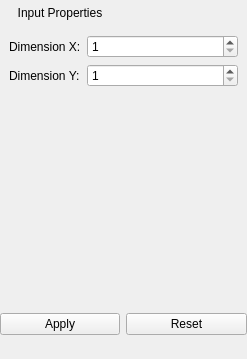
Qt form Application/qInputPropertiesWidget.ui (Sprunth/RGG) before a commit.
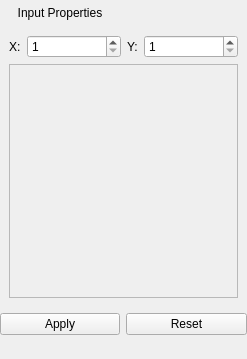
The same form after that commit. The open tabs and pages were chosen to show the change.

The edit to the form file:
```diff
--- a/Application/qInputPropertiesWidget.ui
+++ b/Application/qInputPropertiesWidget.ui
@@ -461,45 +461,61 @@
       <layout class="QGridLayout" name="gridLayout_12">
        <item row="0" column="0">
         <widget class="QLabel" name="label_8">
-         <property name="text">
-          <string>Dimension X:</string>
+         <property name="sizePolicy">
+          <sizepolicy hsizetype="Fixed" vsizetype="Preferred">
+           <horstretch>0</horstretch>
+           <verstretch>0</verstretch>
+          </sizepolicy>
          </property>
-        </widget>
-       </item>
-       <item row="1" column="0">
-        <widget class="QLabel" name="label_11">
          <property name="text">
-          <string>Dimension Y:</string>
+          <string>X:</string>
          </property>
         </widget>
        </item>
-       <item row="2" column="1">
-        <spacer name="verticalSpacer_7">
-         <property name="orientation">
-          <enum>Qt::Vertical</enum>
-         </property>
-         <property name="sizeHint" stdset="0">
-          <size>
-           <width>20</width>
-           <height>193</height>
-          </size>
-         </property>
-        </spacer>
-       </item>
-       <item row="0" column="1" colspan="2">
+       <item row="0" column="1">
         <widget class="QSpinBox" name="latticeX">
          <property name="minimum">
           <number>1</number>
          </property>
         </widget>
        </item>
-       <item row="1" column="1" colspan="2">
+       <item row="0" column="2">
+        <widget class="QLabel" name="label_11">
+         <property name="sizePolicy">
+          <sizepolicy hsizetype="Fixed" vsizetype="Preferred">
+           <horstretch>0</horstretch>
+           <verstretch>0</verstretch>
+          </sizepolicy>
+         </property>
+         <property name="text">
+          <string>Y:</string>
+         </property>
+        </widget>
+       </item>
+       <item row="0" column="3">
         <widget class="QSpinBox" name="latticeY">
          <property name="minimum">
           <number>1</number>
          </property>
         </widget>
        </item>
+       <item row="1" column="0" colspan="4">
+        <widget class="QFrame" name="frameLattice">
+         <property name="sizePolicy">
+          <sizepolicy hsizetype="Expanding" vsizetype="Expanding">
+           <horstretch>0</horstretch>
+           <verstretch>0</verstretch>
+          </sizepolicy>
+         </property>
+         <property name="frameShape">
+          <enum>QFrame::StyledPanel</enum>
+         </property>
+         <property name="frameShadow">
+          <enum>QFrame::Raised</enum>
+         </property>
+         <layout class="QVBoxLayout" name="verticalLayout_2"/>
+        </widget>
+       </item>
       </layout>
      </widget>
     </widget>
```
Left out of the diff: 2 changed lines with no effect on the pictures.
